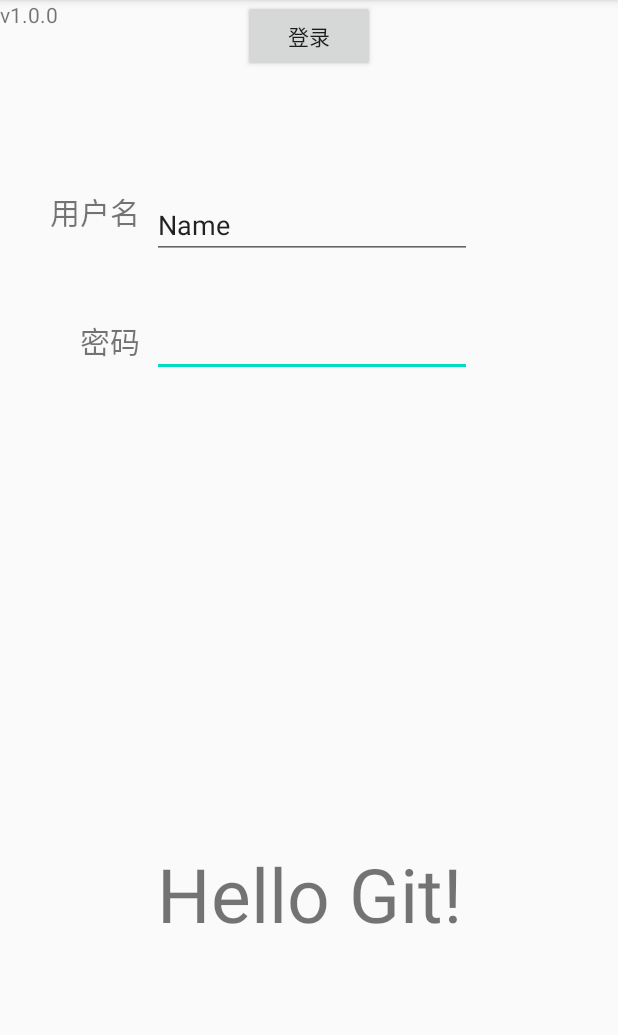
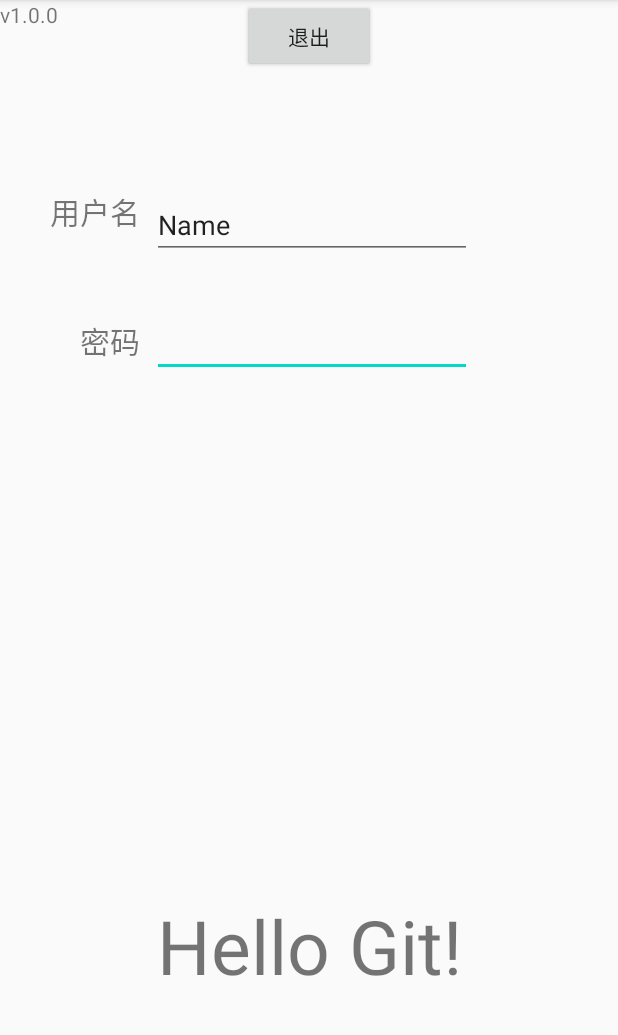
Before and after one commit to YaronWong/build-aircraft-carrier, an Android app: the MainActivity screen opened directly, with no data from a screen before it, on a phone screen of 412 x 824 dp, the part 84-1119 px from its top. Run offline under Robolectric (Android 15) with nearby library versions, the phone set to English and light mode, and no system bars.

Commit message:
add button for logout

```diff
--- a/app/src/main/res/layout/activity_main.xml
+++ b/app/src/main/res/layout/activity_main.xml
@@ -47,7 +47,7 @@
         app:layout_constraintEnd_toEndOf="parent"
         app:layout_constraintStart_toStartOf="parent"
         app:layout_constraintTop_toTopOf="parent"
-        app:layout_constraintVertical_bias="0.802" />
+        app:layout_constraintVertical_bias="0.852" />
 
     <TextView
         android:id="@+id/textView2"
@@ -103,4 +103,14 @@
         app:layout_constraintStart_toStartOf="parent"
         tools:layout_editor_absoluteY="435dp" />
 
+    <Button
+        android:id="@+id/logout"
+        android:layout_width="wrap_content"
+        android:layout_height="wrap_content"
+        android:text="退出"
+        app:layout_constraintEnd_toEndOf="parent"
+        app:layout_constraintHorizontal_bias="0.501"
+        app:layout_constraintStart_toStartOf="parent"
+        tools:layout_editor_absoluteY="495dp" />
+
 </androidx.constraintlayout.widget.ConstraintLayout>
```
